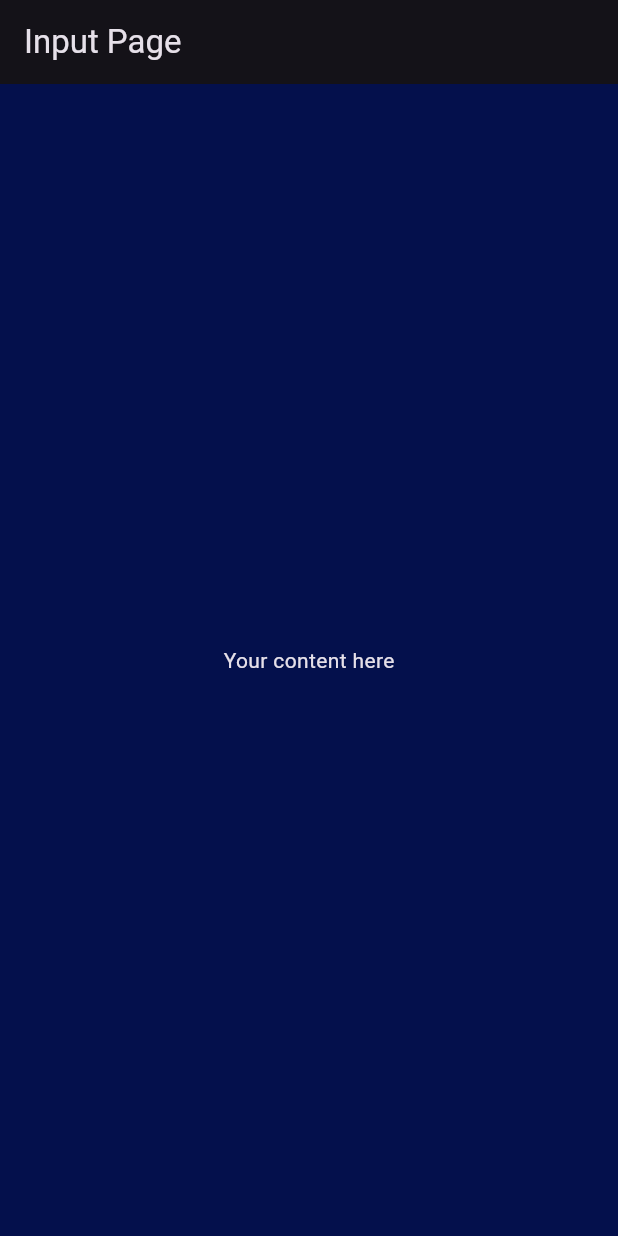
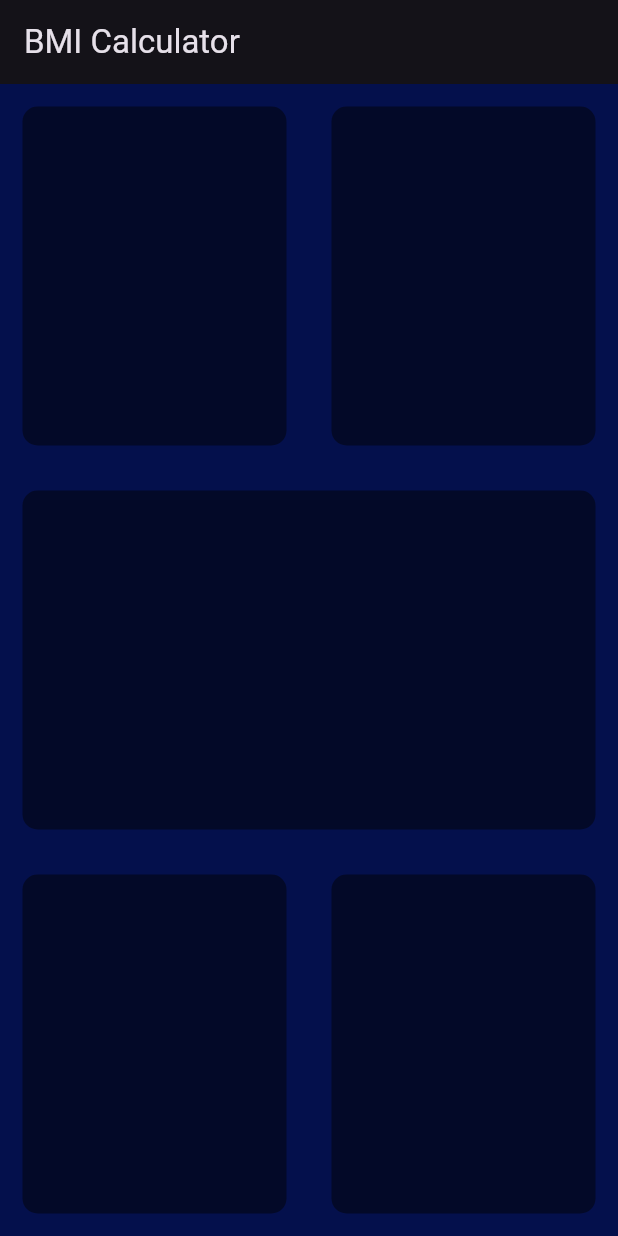
Before and after one commit to Ad33lHub/SP23-BSE-013-Muhammad-Adeel, a Flutter app: the screen it shows after launch, on a phone screen of 412 x 824 dp. Run offline on Flutter 3.47's test engine with Material 3 defaults, Android fonts, the light colour scheme and no system bars; our stand-ins replace csv, flutter_colorpicker, flutter_local_notifications, google_fonts, image_picker, math_expressions and 5 more; accounts and stored records are empty.

Commit message:
video 3(create container)

```diff
--- a/bmi/lib/input_page.dart
+++ b/bmi/lib/input_page.dart
@@ -9,8 +9,68 @@ class _InputPageState extends State<InputPage> {
   @override
   Widget build(BuildContext context) {
     return Scaffold(
-      appBar: AppBar(title: Text("Input Page")),
-      body: Center(child: Text("Your content here")),
+      appBar: AppBar(title: Text("BMI Calculator")),
+      body: Column(
+        children: <Widget>[
+          Expanded(
+            child: Row(
+              children: <Widget>[
+                Expanded(
+                  child: Container(
+                    margin: EdgeInsets.all(15.0),
+                    decoration: BoxDecoration(
+                      color: Color.fromARGB(255, 3, 9, 40),
+                      borderRadius: BorderRadius.circular(10.0),
+                    ),
+                  ),
+                ),
+                Expanded(
+                  child: Container(
+                    margin: EdgeInsets.all(15.0),
+                    decoration: BoxDecoration(
+                      color: Color.fromARGB(255, 3, 9, 40),
+                      borderRadius: BorderRadius.circular(10.0),
+                    ),
+                  ),
+                ),
+              ],
+            ),
+          ),
+          Expanded(
+            child: Container(
+              margin: EdgeInsets.all(15.0),
+              decoration: BoxDecoration(
+                color: Color.fromARGB(255, 3, 9, 40),
+                borderRadius: BorderRadius.circular(10.0),
+              ),
+            ),
+          ),
+          Expanded(
+            child: Row(
+              children: <Widget>[
+                Expanded(
+                  child: Container(
+                    margin: EdgeInsets.all(15.0),
+                    decoration: BoxDecoration(
+                      color: Color.fromARGB(255, 3, 9, 40),
+                      borderRadius: BorderRadius.circular(10.0),
+                    ),
+                  ),
+                ),
+                Expanded(
+                  child: Container(
+                    margin: EdgeInsets.all(15.0),
+                    decoration: BoxDecoration(
+                      color: Color.fromARGB(255, 3, 9, 40),
+                      borderRadius: BorderRadius.circular(10.0),
+                    ),
+                  ),
+                ),
+              ],
+            ),
+          ),
+        ],
+      ),
     );
   }
 }
--- a/bmi/lib/main.dart
+++ b/bmi/lib/main.dart
@@ -11,6 +11,7 @@ class MyApp extends StatelessWidget {
   @override
   Widget build(BuildContext context) {
     return MaterialApp(
+      debugShowCheckedModeBanner: false,
       home: InputPage(),
       theme: ThemeData.dark().copyWith(
         primaryColor: Color.fromARGB(255, 4, 16, 76),
```
